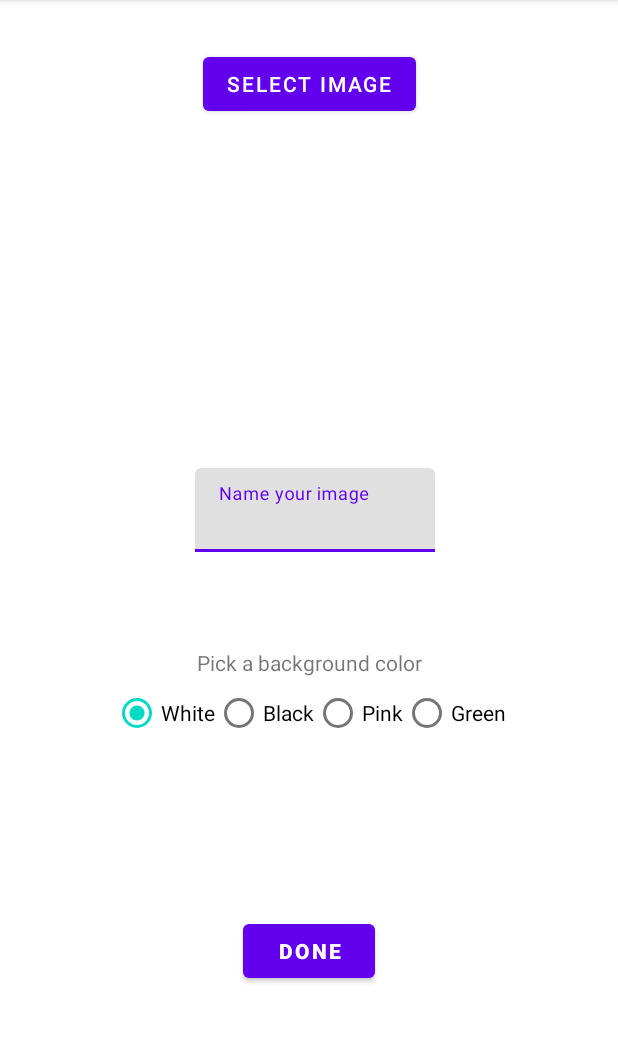
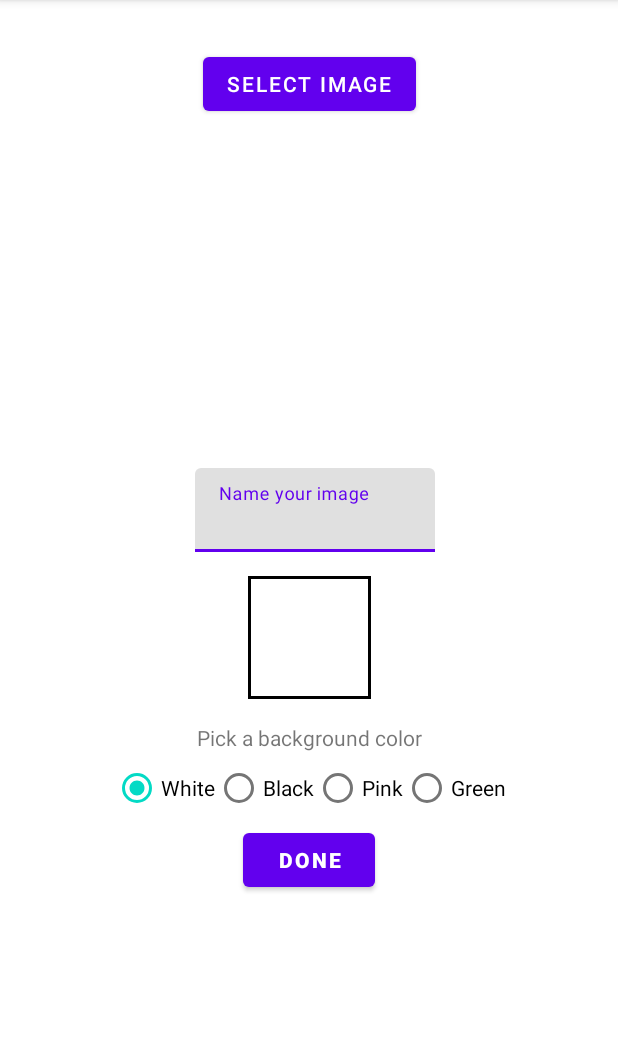
Before and after one commit to aichuley/WhackAThing, an Android app: the SelectImageActivity screen opened directly, with no data from a screen before it, on a phone screen of 412 x 824 dp, the part 84-1127 px from its top. Run offline under Robolectric (Android 15) with nearby library versions, the phone set to English and light mode, and no system bars.

Commit message:
Adding functionality of radio button to change square color

```diff
--- a/app/src/main/java/com/example/whackathing/SelectImageActivity.kt
+++ b/app/src/main/java/com/example/whackathing/SelectImageActivity.kt
@@ -8,12 +8,17 @@ import android.provider.MediaStore
 import android.view.View
 import android.widget.Button
 import android.widget.ImageView
+import android.widget.RadioButton
+import android.widget.RadioGroup
 import androidx.activity.result.contract.ActivityResultContracts
+
 
 class SelectImageActivity : AppCompatActivity(){
 
     private lateinit var selectImageButton: Button
     private lateinit var previewImage: ImageView
+    private lateinit var colorSquare: ImageView
+    private lateinit var backgroundColor: RadioGroup
 
     override fun onCreate(savedInstanceState: Bundle?) {
         super.onCreate(savedInstanceState)
@@ -21,11 +26,24 @@ class SelectImageActivity : AppCompatActivity(){
 
         selectImageButton = findViewById(R.id.selectImageButton)
         previewImage = findViewById(R.id.previewImage)
+        colorSquare = findViewById(R.id.colorSquare)
+        backgroundColor = findViewById(R.id.backgroundColor)
 
         selectImageButton.setOnClickListener{
             val intent = Intent(Intent.ACTION_PICK, MediaStore.Images.Media.INTERNAL_CONTENT_URI)
             resultLauncher.launch(intent)
         }
+
+        backgroundColor.setOnCheckedChangeListener {_, checkedId -> val radio: RadioButton? = findViewById(checkedId)
+            val newColor = when(radio?.id) {
+                R.id.white -> R.drawable.rectangle_white
+                R.id.green -> R.drawable.rectangle_green
+                R.id.black -> R.drawable.rectangle_black
+                else -> R.drawable.rectangle_pink
+            }
+            colorSquare.setImageResource(newColor)
+        }
+
 
     }
 
--- /dev/null
+++ b/app/src/main/res/drawable/rectangle_black.xml
@@ -0,0 +1,13 @@
+<?xml version="1.0" encoding="utf-8"?>
+<shape xmlns:android="http://schemas.android.com/apk/res/android">
+
+    <solid android:color="#000000" />
+
+    <size
+        android:width="82dp"
+        android:height="82dp" />
+
+    <stroke
+        android:width="2dp"
+        android:color="@color/black"/>
+</shape>
--- /dev/null
+++ b/app/src/main/res/drawable/rectangle_green.xml
@@ -0,0 +1,12 @@
+<?xml version="1.0" encoding="utf-8"?>
+<shape xmlns:android="http://schemas.android.com/apk/res/android">
+    <solid android:color="#75975e" />
+
+    <size
+        android:width="82dp"
+        android:height="82dp" />
+
+    <stroke
+        android:width="2dp"
+        android:color="@color/black"/>
+</shape>
--- /dev/null
+++ b/app/src/main/res/drawable/rectangle_pink.xml
@@ -0,0 +1,13 @@
+<?xml version="1.0" encoding="utf-8"?>
+<shape xmlns:android="http://schemas.android.com/apk/res/android">
+
+    <solid android:color="#fc94af" />
+
+    <size
+        android:width="82dp"
+        android:height="82dp" />
+
+    <stroke
+        android:width="2dp"
+        android:color="@color/black"/>
+</shape>
--- /dev/null
+++ b/app/src/main/res/drawable/rectangle_white.xml
@@ -0,0 +1,13 @@
+<?xml version="1.0" encoding="utf-8"?>
+<shape xmlns:android="http://schemas.android.com/apk/res/android">
+
+    <solid android:color="#FFFFFF" />
+
+    <size
+        android:width="82dp"
+        android:height="82dp" />
+
+    <stroke
+        android:width="2dp"
+        android:color="@color/black"/>
+</shape>
--- a/app/src/main/res/layout/activity_selectimage.xml
+++ b/app/src/main/res/layout/activity_selectimage.xml
@@ -42,6 +42,19 @@
             android:inputType="text"/>
 
     </com.google.android.material.textfield.TextInputLayout>
+
+    <ImageView
+        android:id="@+id/colorSquare"
+        android:layout_width="wrap_content"
+        android:layout_height="wrap_content"
+        app:layout_constraintTop_toBottomOf="@id/nameImage"
+        app:layout_constraintBottom_toTopOf="@id/pickImageText"
+        app:layout_constraintStart_toStartOf="parent"
+        app:layout_constraintEnd_toEndOf="parent"
+        android:layout_marginTop="16dp"
+        android:layout_marginBottom="16dp"
+        android:importantForAccessibility="no"
+        android:background="@drawable/rectangle_white"/>
 
     <TextView
         android:id="@+id/pickImageText"
@@ -99,6 +112,5 @@
         android:textStyle="bold"
         app:layout_constraintTop_toBottomOf="@id/backgroundColor"
         app:layout_constraintStart_toStartOf="parent"
-        app:layout_constraintBottom_toBottomOf="parent"
         app:layout_constraintEnd_toEndOf="parent" />
 </androidx.constraintlayout.widget.ConstraintLayout>
```
